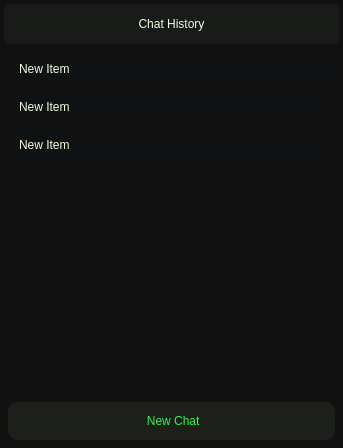
The window that src/documentor/ui/resources/ui_files/history-widget-ui.ui (MahirHamiAbrar/DocuMentor) describes before a commit, drawn with Qt 5.
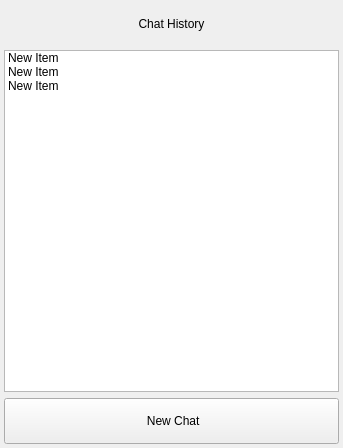
The same window after the commit.

The edit to the form file:
```diff
--- a/src/documentor/ui/resources/ui_files/history-widget-ui.ui
+++ b/src/documentor/ui/resources/ui_files/history-widget-ui.ui
@@ -14,70 +14,7 @@
    <string>Form</string>
   </property>
   <property name="styleSheet">
-   <string notr="true">* {
-	font: 13pt &quot;Space Mono&quot;;
-	background-color: #111111;
-}
-
-#historyWidgetTitleLabel {
-	color: #EDFDE1;
-	background-color: #191B19;
-	border-radius: 6px;
-}
-
-QListWidget {
-    background-color: #111111;
-    border-radius: 8px;
-    outline: none;
-}
-
-QListWidget::item {
-    background-color: #101112;
-    color: #EDFFDF;
-    padding: 8px;
-    margin: 4px 4px;
-    border-radius: 6px;
-}
-
-QListWidget::item:hover {
-    background-color: #1A1B1C;
-    color: #F5FFF0;
-}
-
-QListWidget::item:selected {
-    background-color: #1D201A;
-    color: #31F354;
-}
-
-QListWidget::item:selected:hover {
-    background-color: #272A23;
-    color: #4AF769;
-}
-
-QPushButton { background-color: #1D201A; color: #31F354; padding: 8px; margin: 4px 4px; border-radius: 10px; border: none; }
-
-QPushButton:hover { background-color: #272A23; color: #4AF769; }
-
-QPushButton:pressed { background-color: #171A14; color: #29CC48; }
-
-QPushButton:pressed:hover { background-color: #20241C; color: #3DE95B; }
-
-
-
-
-QScrollBar:vertical, QScrollBar:horizontal { background-color: #111111; margin: 4px; border: none; border-radius: 5px; }
-
-QScrollBar::handle:vertical, QScrollBar::handle:horizontal { background-color: #1D201A; border-radius: 3px; min-height: 20px; min-width: 20px; }
-
-QScrollBar::handle:vertical:hover, QScrollBar::handle:horizontal:hover { background-color: #272A23; }
-
-QScrollBar::handle:vertical:pressed, QScrollBar::handle:horizontal:pressed { background-color: #171A14; }
-
-QScrollBar::handle:vertical:pressed:hover, QScrollBar::handle:horizontal:pressed:hover { background-color: #20241C; }
-
-QScrollBar::add-line:vertical, QScrollBar::sub-line:vertical, QScrollBar::add-line:horizontal, QScrollBar::sub-line:horizontal { background: none; border: none; }
-
-QScrollBar::add-page:vertical, QScrollBar::sub-page:vertical, QScrollBar::add-page:horizontal, QScrollBar::sub-page:horizontal { background: none; }</string>
+   <string notr="true"/>
   </property>
   <layout class="QVBoxLayout" name="verticalLayout">
    <property name="spacing">
```
